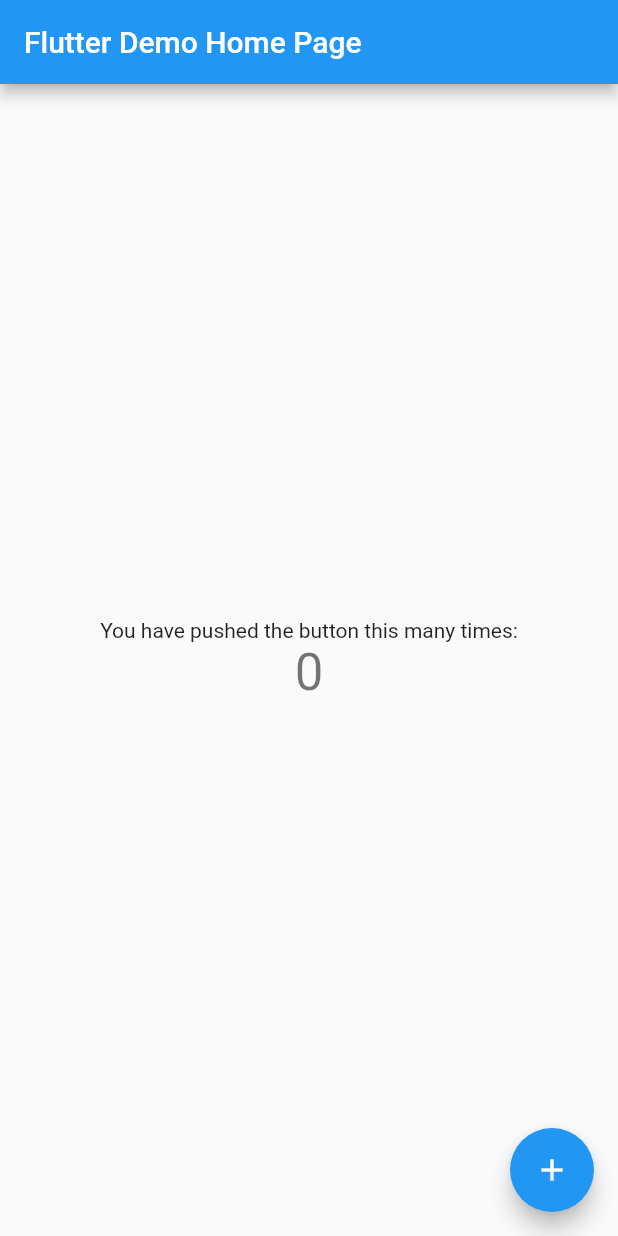
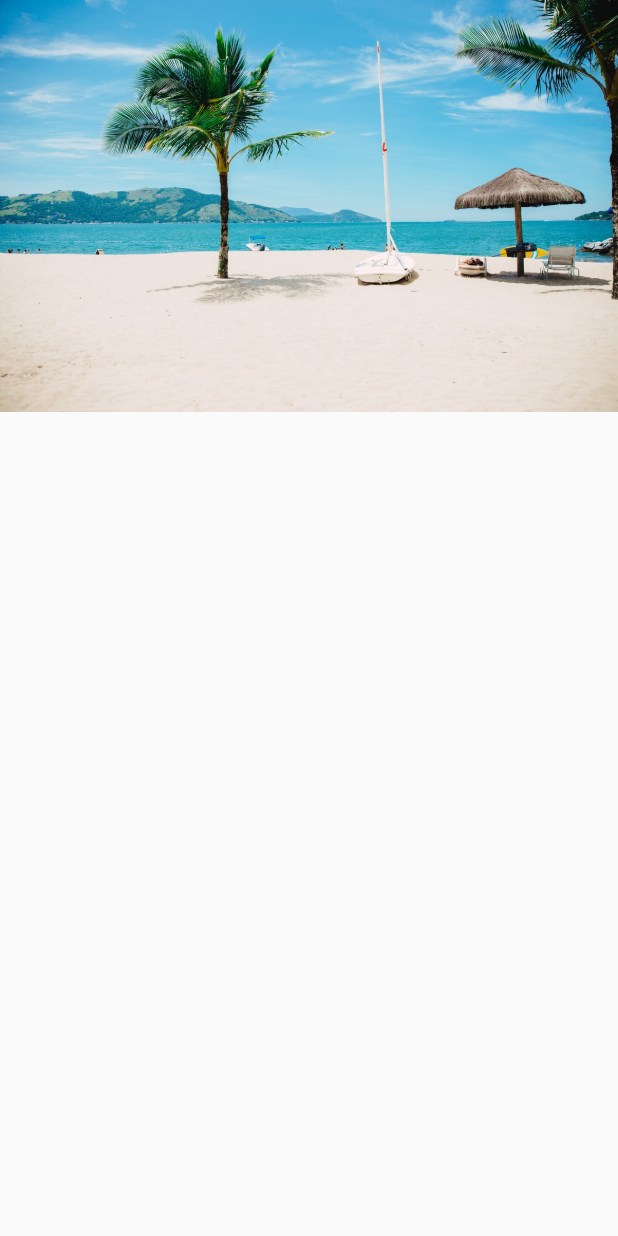
Before and after one commit to linggamdj/flutter-starter, a Flutter app: the screen it shows after launch, on a phone screen of 412 x 824 dp. Run offline on Flutter 3.47's test engine with Material 2 defaults, Android fonts, the phone set to English and light mode, and no system bars.

Commit message:
home_page added

```diff
--- /dev/null
+++ b/design_to_code/lib/home_page.dart
@@ -0,0 +1,12 @@
+import 'package:flutter/material.dart';
+
+class HomePage extends StatelessWidget {
+  @override
+  Widget build(BuildContext context) {
+    return Scaffold(
+      body: SafeArea(
+        child: Image.asset('assets/image.jpg'),
+      ),
+    );
+  }
+}
--- a/design_to_code/lib/main.dart
+++ b/design_to_code/lib/main.dart
@@ -1,117 +1,14 @@
 import 'package:flutter/material.dart';
+import 'home_page.dart';
 
-void main() {
-  runApp(MyApp());
-}
+void main() => runApp(MyApp());
 
 class MyApp extends StatelessWidget {
-  // This widget is the root of your application.
   @override
   Widget build(BuildContext context) {
     return MaterialApp(
-      title: 'Flutter Demo',
-      theme: ThemeData(
-        // This is the theme of your application.
-        //
-        // Try running your application with "flutter run". You'll see the
-        // application has a blue toolbar. Then, without quitting the app, try
-        // changing the primarySwatch below to Colors.green and then invoke
-        // "hot reload" (press "r" in the console where you ran "flutter run",
-        // or simply save your changes to "hot reload" in a Flutter IDE).
-        // Notice that the counter didn't reset back to zero; the application
-        // is not restarted.
-        primarySwatch: Colors.blue,
-        // This makes the visual density adapt to the platform that you run
-        // the app on. For desktop platforms, the controls will be smaller and
-        // closer together (more dense) than on mobile platforms.
-        visualDensity: VisualDensity.adaptivePlatformDensity,
-      ),
-      home: MyHomePage(title: 'Flutter Demo Home Page'),
+      debugShowCheckedModeBanner: false,
+      home: HomePage(),
     );
   }
 }
-
-class MyHomePage extends StatefulWidget {
-  MyHomePage({Key key, this.title}) : super(key: key);
-
-  // This widget is the home page of your application. It is stateful, meaning
-  // that it has a State object (defined below) that contains fields that affect
-  // how it looks.
-
-  // This class is the configuration for the state. It holds the values (in this
-  // case the title) provided by the parent (in this case the App widget) and
-  // used by the build method of the State. Fields in a Widget subclass are
-  // always marked "final".
-
-  final String title;
-
-  @override
-  _MyHomePageState createState() => _MyHomePageState();
-}
-
-class _MyHomePageState extends State<MyHomePage> {
-  int _counter = 0;
-
-  void _incrementCounter() {
-    setState(() {
-      // This call to setState tells the Flutter framework that something has
-      // changed in this State, which causes it to rerun the build method below
-      // so that the display can reflect the updated values. If we changed
-      // _counter without calling setState(), then the build method would not be
-      // called again, and so nothing would appear to happen.
-      _counter++;
-    });
-  }
-
-  @override
-  Widget build(BuildContext context) {
-    // This method is rerun every time setState is called, for instance as done
-    // by the _incrementCounter method above.
-    //
-    // The Flutter framework has been optimized to make rerunning build methods
-    // fast, so that you can just rebuild anything that needs updating rather
-    // than having to individually change instances of widgets.
-    return Scaffold(
-      appBar: AppBar(
-        // Here we take the value from the MyHomePage object that was created by
-        // the App.build method, and use it to set our appbar title.
-        title: Text(widget.title),
-      ),
-      body: Center(
-        // Center is a layout widget. It takes a single child and positions it
-        // in the middle of the parent.
-        child: Column(
-          // Column is also a layout widget. It takes a list of children and
-          // arranges them vertically. By default, it sizes itself to fit its
-          // children horizontally, and tries to be as tall as its parent.
-          //
-          // Invoke "debug painting" (press "p" in the console, choose the
-          // "Toggle Debug Paint" action from the Flutter Inspector in Android
-          // Studio, or the "Toggle Debug Paint" command in Visual Studio Code)
-          // to see the wireframe for each widget.
-          //
-          // Column has various properties to control how it sizes itself and
-          // how it positions its children. Here we use mainAxisAlignment to
-          // center the children vertically; the main axis here is the vertical
-          // axis because Columns are vertical (the cross axis would be
-          // horizontal).
-          mainAxisAlignment: MainAxisAlignment.center,
-          children: <Widget>[
-            Text(
-              'You have pushed the button this many times:',
-            ),
-            Text(
-              '$_counter',
-              style: Theme.of(context).textTheme.headline4,
-            ),
-          ],
-        ),
-      ),
-      floatingActionButton: FloatingActionButton(
-        onPressed: _incrementCounter,
-        tooltip: 'Increment',
-        child: Icon(Icons.add),
-      ), // This trailing comma makes auto-formatting nicer for build methods.
-    );
-  }
-}
--- a/design_to_code/pubspec.yaml
+++ b/design_to_code/pubspec.yaml
@@ -45,9 +45,8 @@ flutter:
   uses-material-design: true
 
   # To add assets to your application, add an assets section, like this:
-  # assets:
-  #   - images/a_dot_burr.jpeg
-  #   - images/a_dot_ham.jpeg
+  assets:
+    - assets/image.jpg
 
   # An image asset can refer to one or more resolution-specific "variants", see
   # https://flutter.dev/assets-and-images/#resolution-aware.
```
Also changed, not shown: design_to_code/assets/image.jpg (added).
